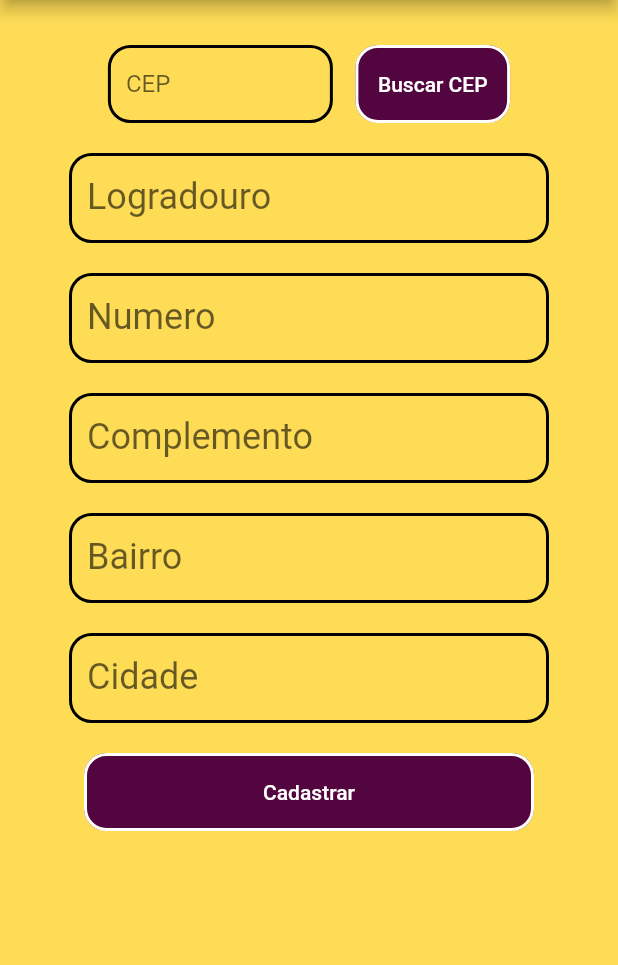
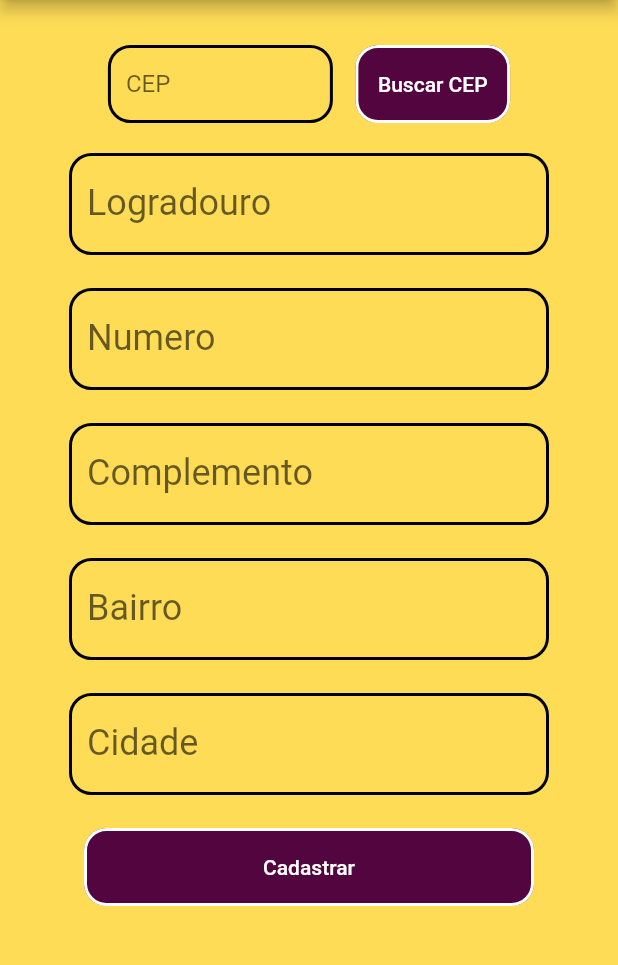
Before and after one commit to GuiPiovezan/aplicativo-point-summer-foods, a Flutter app: the screen it shows after launch, on a phone screen of 412 x 824 dp, the part 84-1049 px from its top. Run offline on Flutter 3.47's test engine with Material 2 defaults, Android fonts, the phone set to English and light mode, and no system bars; our stand-ins replace cloud_firestore, firebase_core; accounts and stored records are empty.

Commit message:
Adicionando possibilidade de alterar o tamanho do container do TextField

```diff
--- a/lib/components/text-input-personalizado.dart
+++ b/lib/components/text-input-personalizado.dart
@@ -4,33 +4,30 @@ class TextInputPersonalizado extends StatelessWidget {
   final TextEditingController? controlador;
   final String? descricaoCampo;
   final String? placeholder;
+  final double? width;
+  final double? heigth;
 
-  TextInputPersonalizado(
-      {this.controlador, this.descricaoCampo, this.placeholder});
+  TextInputPersonalizado({
+    this.controlador,
+    this.descricaoCampo,
+    this.placeholder,
+    this.width,
+    this.heigth,
+  });
 
   @override
   Widget build(BuildContext context) {
-    // return Padding(
-    //   padding: const EdgeInsets.all(10.0),
-    //   child: TextField(
-    //     controller: controlador,
-    //     style: const TextStyle(fontSize: 24.0),
-    //     decoration: InputDecoration(
-    //       labelText: descricaoCampo,
-    //       hintText: placeholder,
-    //     ),
-    //     keyboardType: TextInputType.number,
-    //   ),
-    // );
     return Center(
       child: Container(
         margin: EdgeInsets.fromLTRB(0, 20, 0, 0),
-        width: 320,
-        height: 60,
+        height: heigth != null ? double?.parse(heigth.toString()) : 70,
+        width: width != null ? double?.parse(width.toString()) : 320,
         child: TextField(
           controller: controlador,
           keyboardType: TextInputType.number,
-          style: const TextStyle(fontSize: 24.0),
+          style: const TextStyle(
+            fontSize: 24.0,
+          ),
           decoration: InputDecoration(
             labelText: descricaoCampo,
             hintText: placeholder,
```
